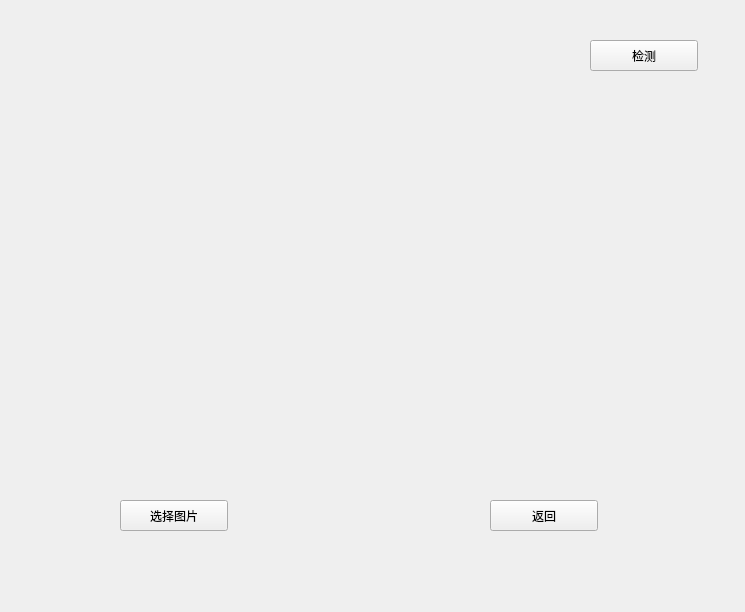
Above: phototest.ui from liusiqi477/FaceBeautyScore-Qt before the change. Below: the same form after it.
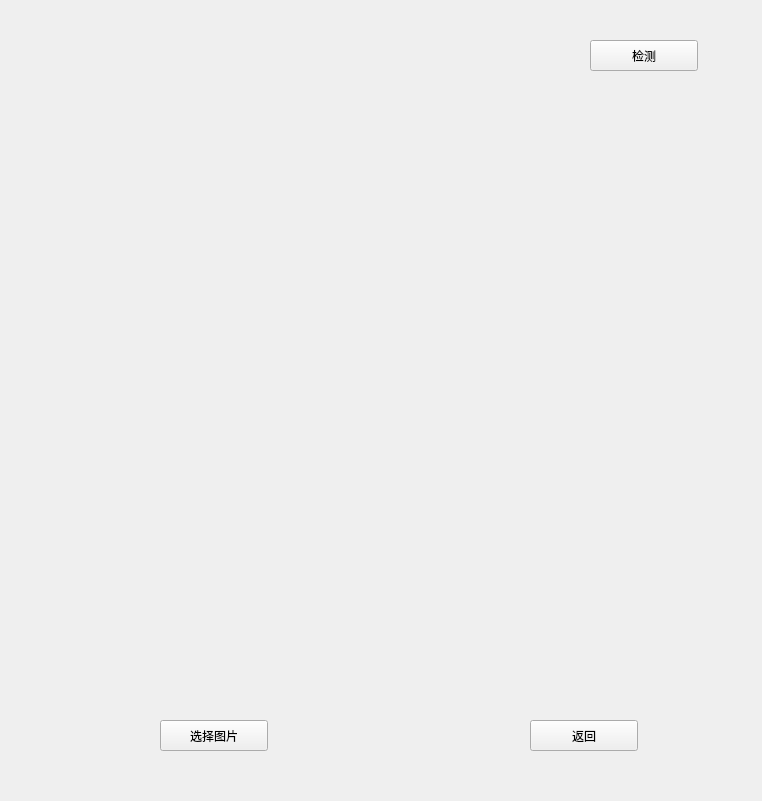
That is the form after the change.

The edit to the form file:
```diff
--- a/phototest.ui
+++ b/phototest.ui
@@ -6,8 +6,8 @@
    <rect>
     <x>0</x>
     <y>0</y>
-    <width>745</width>
-    <height>612</height>
+    <width>762</width>
+    <height>801</height>
    </rect>
   </property>
   <property name="windowTitle">
@@ -16,8 +16,8 @@
   <widget class="QPushButton" name="selectBtn">
    <property name="geometry">
     <rect>
-     <x>120</x>
-     <y>500</y>
+     <x>160</x>
+     <y>720</y>
      <width>108</width>
      <height>31</height>
     </rect>
@@ -29,8 +29,8 @@
   <widget class="QPushButton" name="backBtn">
    <property name="geometry">
     <rect>
-     <x>490</x>
-     <y>500</y>
+     <x>530</x>
+     <y>720</y>
      <width>108</width>
      <height>31</height>
     </rect>
@@ -57,8 +57,8 @@
     <rect>
      <x>70</x>
      <y>50</y>
-     <width>411</width>
-     <height>421</height>
+     <width>421</width>
+     <height>611</height>
     </rect>
    </property>
    <property name="text">
@@ -68,10 +68,10 @@
   <widget class="QWidget" name="widget_score" native="true">
    <property name="geometry">
     <rect>
-     <x>500</x>
+     <x>540</x>
      <y>90</y>
      <width>211</width>
-     <height>401</height>
+     <height>601</height>
     </rect>
    </property>
   </widget>
```
